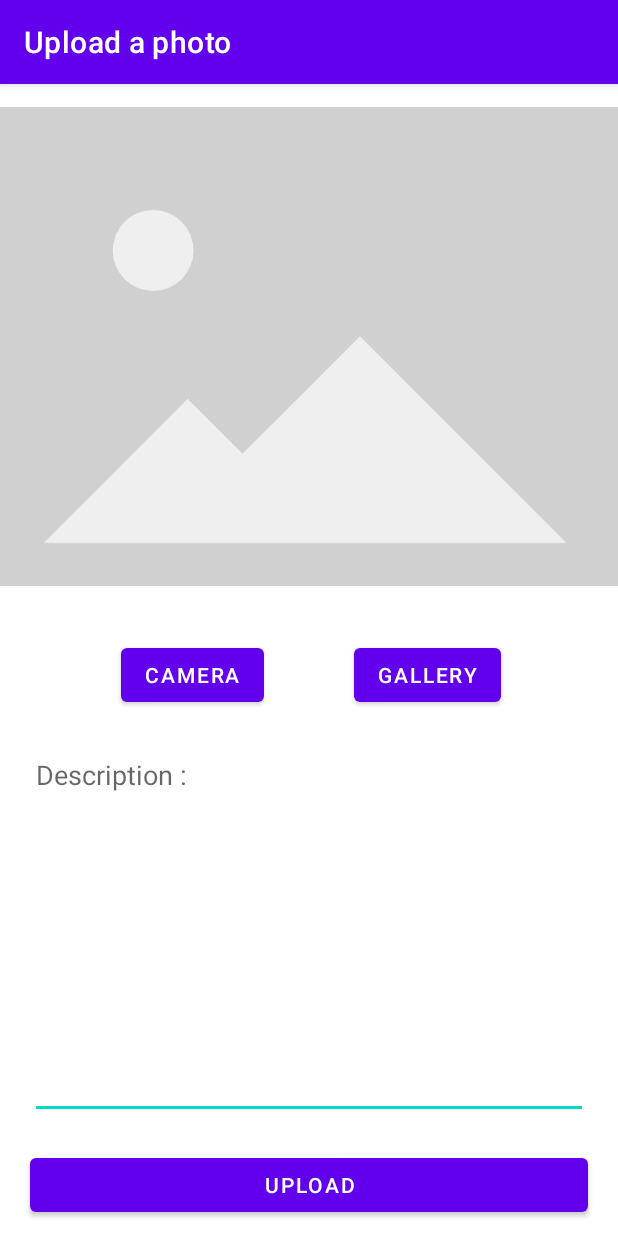
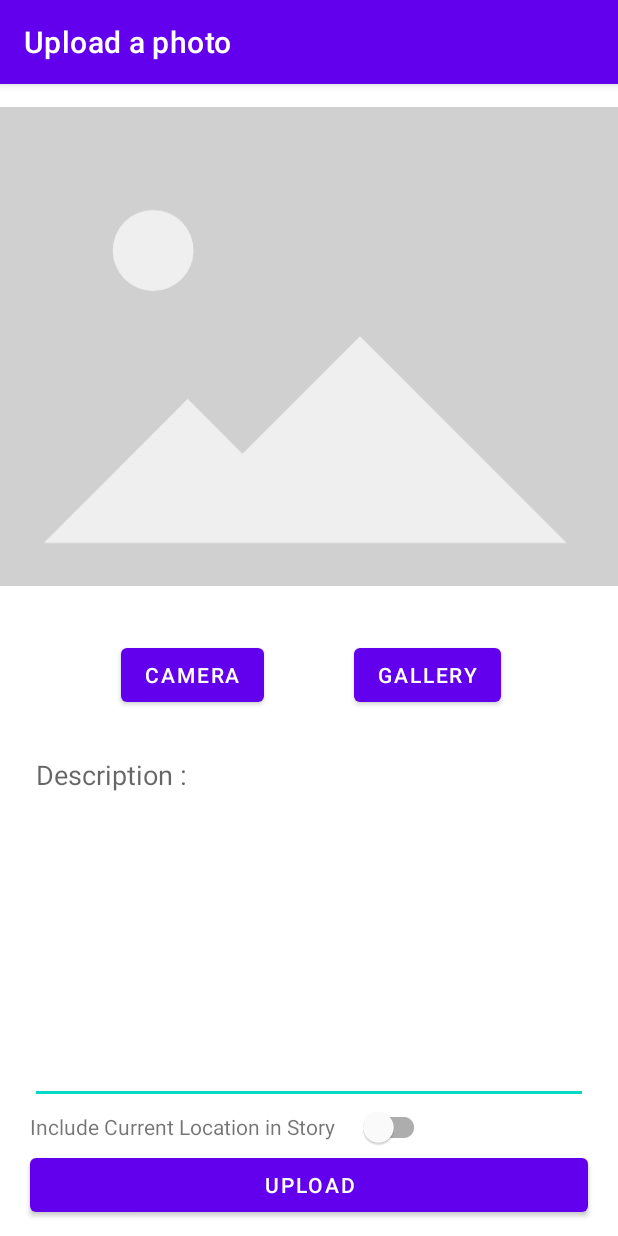
Before and after one commit to haniifac/StoryApp, an Android app: the UploadPhotoActivity screen opened directly, with no data from a screen before it, on a phone screen of 412 x 824 dp. Run offline under Robolectric (Android 15) with nearby library versions, the phone set to English and light mode, and no system bars; pictures from the network do not load.

Commit message:
get location in uploadphotoactivity udah gak crash, tapi belom bisa upload activity pake location

```diff
--- a/app/build.gradle
+++ b/app/build.gradle
@@ -70,6 +70,7 @@ dependencies {
 
     //Maps
     implementation 'com.google.android.gms:play-services-maps:18.1.0'
+    implementation 'com.google.android.gms:play-services-location:21.0.1'
 
     //Utility
     implementation 'de.hdodenhof:circleimageview:3.1.0'
--- a/app/src/main/java/com/example/storyapp_intermediate_sub2/data/remote/ApiService.kt
+++ b/app/src/main/java/com/example/storyapp_intermediate_sub2/data/remote/ApiService.kt
@@ -33,5 +33,7 @@ interface ApiService {
     fun uploadImage(
         @Part file: MultipartBody.Part,
         @Part("description") description: RequestBody,
+        @Part("lat") lat: Double?,
+        @Part("lon") lon: Double?,
     ): Call<UploadImageResponse>
 }
--- a/app/src/main/res/layout/activity_upload_photo.xml
+++ b/app/src/main/res/layout/activity_upload_photo.xml
@@ -50,7 +50,7 @@
         android:layout_width="match_parent"
         android:layout_height="0dp"
         android:layout_marginTop="20dp"
-        android:layout_marginBottom="20dp"
+        android:layout_marginBottom="30dp"
         android:layout_marginStart="20dp"
         android:layout_marginEnd="20dp"
         app:layout_constraintTop_toBottomOf="@id/add_btn_cameraX"
@@ -60,6 +60,26 @@
         android:autofillHints="description"
         android:maxLines="2"
         android:inputType="textMultiLine" />
+
+    <TextView
+        android:id="@+id/tv_location"
+        android:labelFor="@id/sw_location"
+        android:layout_width="wrap_content"
+        android:layout_height="wrap_content"
+        android:layout_marginStart="20dp"
+        android:layout_marginTop="5dp"
+        app:layout_constraintStart_toStartOf="parent"
+        app:layout_constraintTop_toBottomOf="@id/add_ed_desc"
+        android:text="@string/enable_current_location" />
+
+    <com.google.android.material.switchmaterial.SwitchMaterial
+        android:id="@+id/sw_location"
+        android:layout_width="wrap_content"
+        android:layout_height="wrap_content"
+        android:layout_marginStart="15dp"
+        app:layout_constraintTop_toTopOf="@id/tv_location"
+        app:layout_constraintBottom_toBottomOf="@id/tv_location"
+        app:layout_constraintStart_toEndOf="@id/tv_location" />
 
     <Button
         android:id="@+id/add_btn_upload"
--- a/app/src/main/res/values/strings.xml
+++ b/app/src/main/res/values/strings.xml
@@ -50,4 +50,5 @@
     <string name="satellite_type">Satellite</string>
     <string name="terrain_type">Terrain</string>
     <string name="hybrid_type">Hybrid</string>
+    <string name="enable_current_location">Include Current Location in Story</string>
 </resources>
```
Also changed, not shown: app/src/main/java/com/example/storyapp_intermediate_sub2/ui/view/UploadPhotoActivity.kt (+128 -19 lines), app/src/main/java/com/example/storyapp_intermediate_sub2/ui/viewmodel/PhotoUploadViewModel.kt (+5 -2 lines), app/src/main/java/com/example/storyapp_intermediate_sub2/util/ManagePermission.kt (added, +80 -0 lines).
